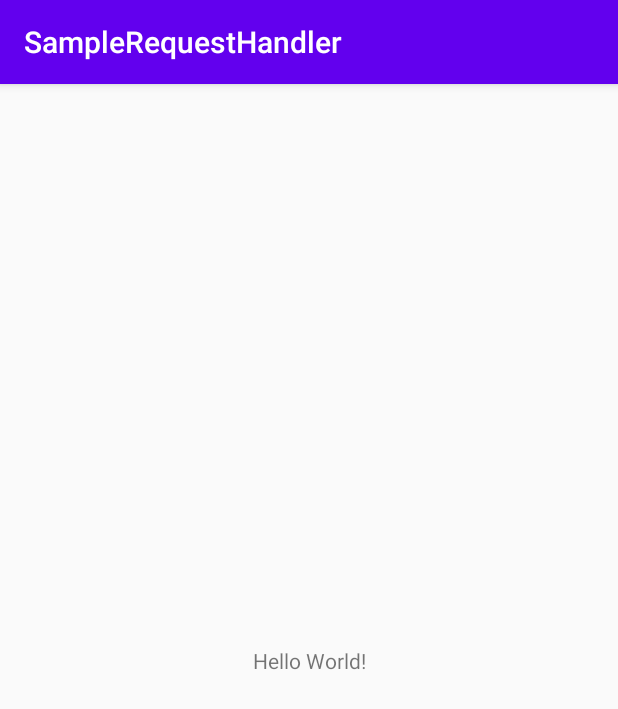
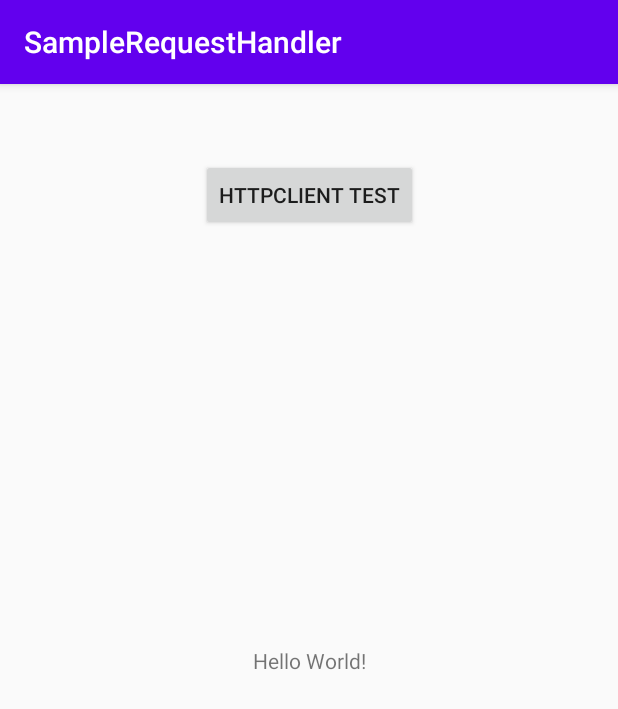
Before and after one commit to FitterX/simple-httpclient-request-, an Android app: the screen it shows after launch (MainActivity), on a phone screen of 412 x 824 dp. Shown: the top 709 px of the screen. Run offline under Robolectric (Android 15) with nearby library versions, the phone set to English and light mode, and no system bars.

```diff
--- a/app/src/main/AndroidManifest.xml
+++ b/app/src/main/AndroidManifest.xml
@@ -2,6 +2,7 @@
 <manifest xmlns:android="http://schemas.android.com/apk/res/android"
     package="com.requesthandler">
 
+    <uses-permission android:name="android.permission.ACCESS_NETWORK_STATE" />
     <uses-permission android:name="android.permission.INTERNET" />
 
     <application
--- a/app/src/main/java/com/requesthandler/MainActivity.java
+++ b/app/src/main/java/com/requesthandler/MainActivity.java
@@ -4,11 +4,17 @@ import androidx.appcompat.app.AlertDialog;
 import androidx.appcompat.app.AppCompatActivity;
 
 import android.app.ProgressDialog;
+import android.content.BroadcastReceiver;
 import android.content.Context;
 import android.content.DialogInterface;
+import android.content.Intent;
+import android.net.ConnectivityManager;
+import android.net.NetworkInfo;
 import android.os.AsyncTask;
 import android.os.Bundle;
 import android.util.Log;
+import android.view.View;
+import android.widget.Button;
 import android.widget.TextView;
 import android.widget.Toast;
 
@@ -20,15 +26,35 @@ import org.json.JSONObject;
 
 public class MainActivity extends AppCompatActivity {
 
+
+
     @Override
     protected void onCreate(Bundle savedInstanceState) {
         super.onCreate(savedInstanceState);
         setContentView(R.layout.activity_main);
 
-        //new RequestAsyncGet().execute();
-        new RequestAsyncPost().execute();
+        Button httpclientTest = findViewById(R.id.httpclientTest);
 
+        httpclientTest.setOnClickListener(new View.OnClickListener() {
+            @Override
+            public void onClick(View view) {
+                //new RequestAsyncGet().execute();
+                if(isOnline(MainActivity.this))
+                    new RequestAsyncPost().execute();
+                else
+                    showAlertMessage("Uyarı" ,"İnternet bağlantınızı aktif hale getiriniz!" , "Tamam");
+            }
+        });
     }
+
+    private BroadcastReceiver receiver = new BroadcastReceiver() {
+        @Override
+        public void onReceive(Context context, Intent intent) {
+            if (!isOnline(MainActivity.this)) {
+                showAlertMessage("Uyarı" ,"İnternet bağlantınızı aktif hale getiriniz!" , "Tamam");
+            }
+        }
+    };
 
     public class RequestAsyncPost extends AsyncTask<String,String,String> {
 
@@ -122,6 +148,14 @@ public class MainActivity extends AppCompatActivity {
         alertMessage.show();
     }
 
+    public boolean isOnline(Context context) {
+
+        ConnectivityManager cm = (ConnectivityManager) context.getSystemService(Context.CONNECTIVITY_SERVICE);
+        NetworkInfo netInfo = cm.getActiveNetworkInfo();
+        //should check null because in airplane mode it will be null
+        return (netInfo != null && netInfo.isConnected());
+    }
+
     public void logLargeString(String str, String staticVal) {
         if (str.length() > 3000) {
             Log.i(staticVal, str.substring(0, 3000));
--- a/app/src/main/res/layout/activity_main.xml
+++ b/app/src/main/res/layout/activity_main.xml
@@ -11,9 +11,20 @@
         android:layout_width="wrap_content"
         android:layout_height="wrap_content"
         android:text="Hello World!"
+        android:layout_below="@id/httpclientTest"
         app:layout_constraintBottom_toBottomOf="parent"
         app:layout_constraintLeft_toLeftOf="parent"
         app:layout_constraintRight_toRightOf="parent"
         app:layout_constraintTop_toTopOf="parent" />
 
+    <Button
+        android:id="@+id/httpclientTest"
+        android:layout_width="wrap_content"
+        android:layout_height="wrap_content"
+        android:text="Httpclient Test"
+        android:layout_marginTop="50dp"
+        app:layout_constraintLeft_toLeftOf="parent"
+        app:layout_constraintRight_toRightOf="parent"
+        app:layout_constraintTop_toTopOf="parent"/>
+
 </androidx.constraintlayout.widget.ConstraintLayout>
```
